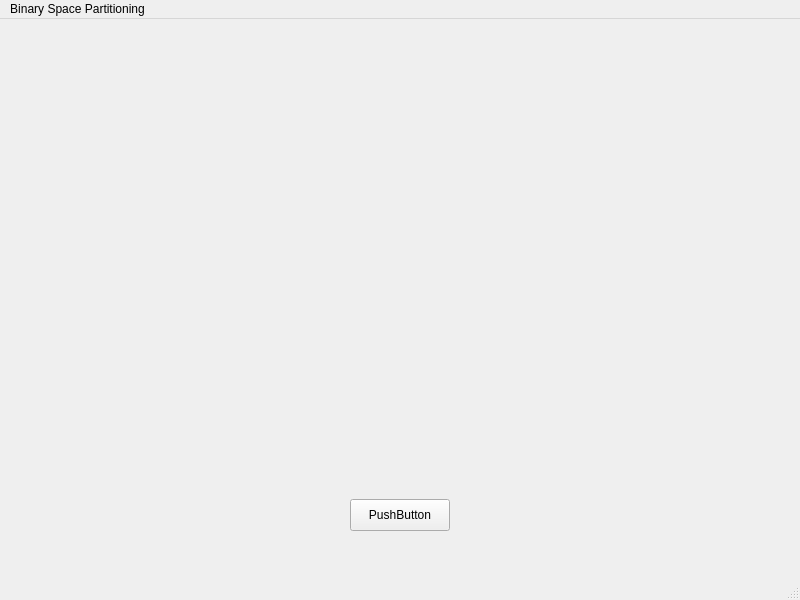
First picture: the form in src/mainwindow.ui, repository mohamedamrnady/BinarySpacePartitioning, before the edit.
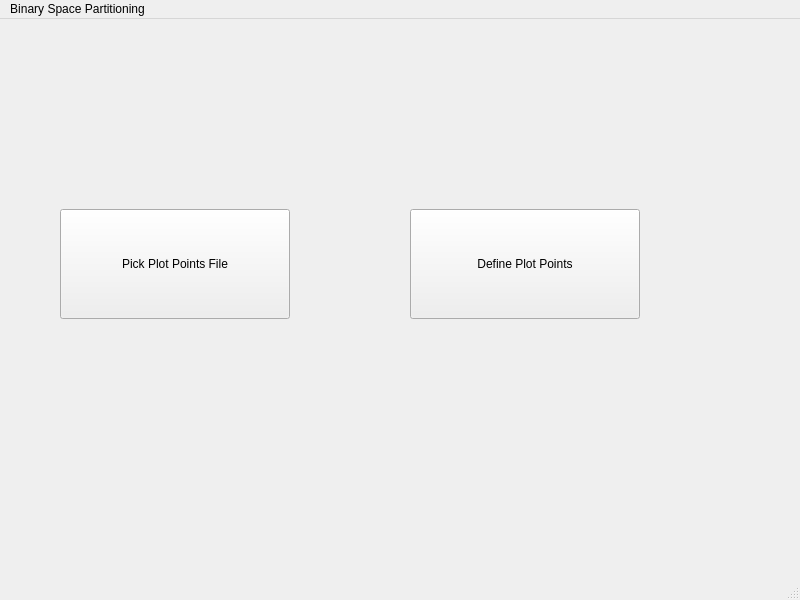
Second picture: the form after the edit. Custom widgets are drawn as their Qt base class.

```diff
--- a/src/mainwindow.ui
+++ b/src/mainwindow.ui
@@ -14,28 +14,59 @@
    <string>MainWindow</string>
   </property>
   <widget class="QWidget" name="centralwidget">
-   <widget class="QPushButton" name="pushButton">
-    <property name="geometry">
-     <rect>
-      <x>350</x>
-      <y>480</y>
-      <width>100</width>
-      <height>32</height>
-     </rect>
-    </property>
-    <property name="text">
-     <string>PushButton</string>
-    </property>
-   </widget>
-   <widget class="QCustomPlot" name="widget" native="true">
+   <widget class="QStackedWidget" name="stackedWidget">
     <property name="geometry">
      <rect>
       <x>10</x>
-      <y>90</y>
+      <y>0</y>
       <width>781</width>
-      <height>351</height>
+      <height>531</height>
      </rect>
     </property>
+    <property name="currentIndex">
+     <number>0</number>
+    </property>
+    <widget class="QWidget" name="home">
+     <widget class="QPushButton" name="pickFile">
+      <property name="geometry">
+       <rect>
+        <x>50</x>
+        <y>190</y>
+        <width>230</width>
+        <height>110</height>
+       </rect>
+      </property>
+      <property name="text">
+       <string>Pick Plot Points File</string>
+      </property>
+     </widget>
+     <widget class="QPushButton" name="pickPoints">
+      <property name="geometry">
+       <rect>
+        <x>400</x>
+        <y>190</y>
+        <width>230</width>
+        <height>110</height>
+       </rect>
+      </property>
+      <property name="text">
+       <string>Define Plot Points</string>
+      </property>
+     </widget>
+    </widget>
+    <widget class="QWidget" name="graph">
+     <widget class="QCustomPlot" name="graphPlot" native="true">
+      <property name="geometry">
+       <rect>
+        <x>-1</x>
+        <y>-1</y>
+        <width>781</width>
+        <height>531</height>
+       </rect>
+      </property>
+     </widget>
+    </widget>
+    <widget class="QWidget" name="pointsPicker"/>
    </widget>
   </widget>
   <widget class="QMenuBar" name="menubar">
```
